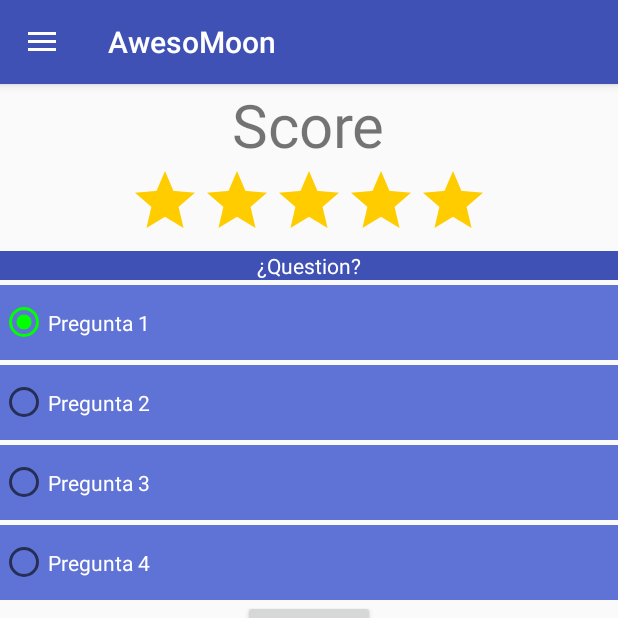
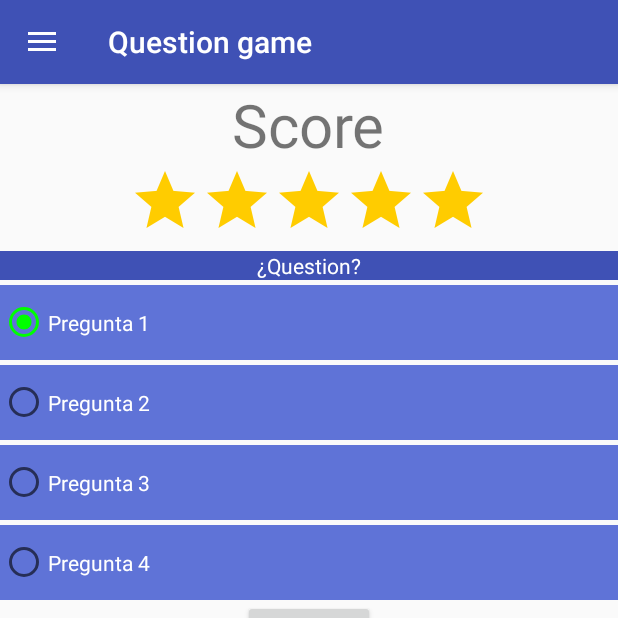
Before and after one commit to gcebollero/awesomoon, an Android app: the screen it shows after launch (MainActivity), after a tap on "Games", on a phone screen of 412 x 824 dp, the top half of it. Run offline under Robolectric (Android 15) with nearby library versions, the phone set to English and light mode, and no system bars; 7 statements that could not run were skipped; 1 other tap on this screen came first.

Commit message:
Titulo Question

```diff
--- a/app/src/main/java/zgz/nasa/spaceapps/awesomoon/QuestionFragment.java
+++ b/app/src/main/java/zgz/nasa/spaceapps/awesomoon/Fragments/QuestionFragment.java
@@ -1,4 +1,4 @@
-package zgz.nasa.spaceapps.awesomoon;
+package zgz.nasa.spaceapps.awesomoon.Fragments;
 
 import android.graphics.Color;
 import android.graphics.PorterDuff;
@@ -19,6 +19,7 @@ import java.util.Random;
 
 import zgz.nasa.spaceapps.awesomoon.CustomAdapter.DbAdapter;
 import zgz.nasa.spaceapps.awesomoon.Factorys.QuestionFactory;
+import zgz.nasa.spaceapps.awesomoon.R;
 import zgz.nasa.spaceapps.awesomoon.Tipes.Question;
 
 
@@ -48,6 +49,7 @@ public class QuestionFragment extends Fragment {
     public View onCreateView(LayoutInflater inflater, ViewGroup container,
                              Bundle savedInstanceState) {
         View view = inflater.inflate(R.layout.question_row, container, false);
+        getActivity().setTitle("Question game");
         DbAdapter db = new DbAdapter(getContext());
         if(!db.isOpen())db.open();
         qf = new QuestionFactory(db);
--- a/app/src/main/java/zgz/nasa/spaceapps/awesomoon/MainActivity.java
+++ b/app/src/main/java/zgz/nasa/spaceapps/awesomoon/MainActivity.java
@@ -16,6 +16,7 @@ import android.widget.Toast;
 import zgz.nasa.spaceapps.awesomoon.CustomAdapter.DbAdapter;
 import zgz.nasa.spaceapps.awesomoon.Fragments.GaleryFragment;
 import zgz.nasa.spaceapps.awesomoon.Fragments.InformationListFragment;
+import zgz.nasa.spaceapps.awesomoon.Fragments.QuestionFragment;
 
 public class MainActivity extends AppCompatActivity
         implements NavigationView.OnNavigationItemSelectedListener {
```
